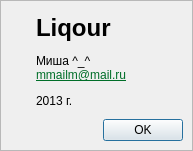
Qt form Widgets/aboutdialog.ui (SevenLines/Liquor) before a commit.
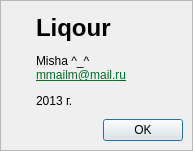
The same form after that commit. Icons and pictures are not drawn.

Patch:
```diff
--- a/Widgets/aboutdialog.ui
+++ b/Widgets/aboutdialog.ui
@@ -95,7 +95,7 @@
          <string notr="true"/>
         </property>
         <property name="text">
-         <string>&lt;html&gt;&lt;head/&gt;&lt;body&gt;&lt;p&gt;&lt;span style=&quot; font-size:18pt; font-weight:600;&quot;&gt;Liqour&lt;/span&gt;&lt;/p&gt;&lt;p&gt;Миша ^_^&lt;br/&gt;&lt;a href=&quot;mailto:mmailm@mail.ru&quot;&gt;&lt;span style=&quot; text-decoration: underline; color:#006e28;&quot;&gt;mmailm@mail.ru&lt;/span&gt;&lt;/a&gt;&lt;/p&gt;&lt;p&gt;2013 г.&lt;/p&gt;&lt;/body&gt;&lt;/html&gt;</string>
+         <string>&lt;html&gt;&lt;head/&gt;&lt;body&gt;&lt;p&gt;&lt;span style=&quot; font-size:18pt; font-weight:600;&quot;&gt;Liqour&lt;/span&gt;&lt;/p&gt;&lt;p&gt;Misha ^_^&lt;br/&gt;&lt;a href=&quot;mailto:mmailm@mail.ru&quot;&gt;&lt;span style=&quot; text-decoration: underline; color:#006e28;&quot;&gt;mmailm@mail.ru&lt;/span&gt;&lt;/a&gt;&lt;/p&gt;&lt;p&gt;2013 г.&lt;/p&gt;&lt;/body&gt;&lt;/html&gt;</string>
         </property>
         <property name="textFormat">
          <enum>Qt::RichText</enum>
```
